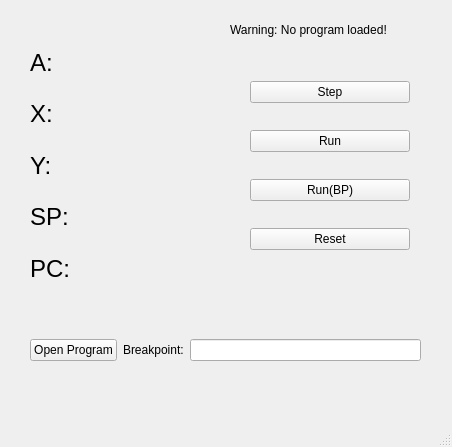
Qt form debugger/mainwindow.ui (felixkorch/Kandidatarbete-LLVMES) before a commit.
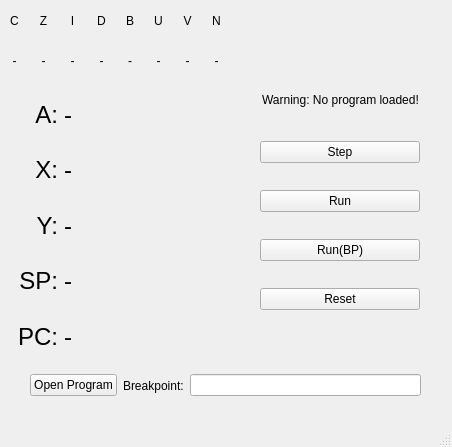
The same form after that commit.

Commit message:
Add flags, and split label from their value
There is now one label for the actual label of the register, and one for
the value of the register.
It's easier to get a well aligned UI this way.

What changed in the file:
```diff
--- a/debugger/mainwindow.ui
+++ b/debugger/mainwindow.ui
@@ -14,83 +14,11 @@
    <string>MainWindow</string>
   </property>
   <widget class="QWidget" name="centralwidget">
-   <widget class="QWidget" name="verticalLayoutWidget">
-    <property name="geometry">
-     <rect>
-      <x>30</x>
-      <y>40</y>
-      <width>161</width>
-      <height>251</height>
-     </rect>
-    </property>
-    <layout class="QVBoxLayout" name="verticalLayout">
-     <item>
-      <widget class="QLabel" name="Label_RegA">
-       <property name="font">
-        <font>
-         <pointsize>18</pointsize>
-        </font>
-       </property>
-       <property name="text">
-        <string>A:</string>
-       </property>
-      </widget>
-     </item>
-     <item>
-      <widget class="QLabel" name="Label_RegX">
-       <property name="font">
-        <font>
-         <pointsize>18</pointsize>
-        </font>
-       </property>
-       <property name="text">
-        <string>X:</string>
-       </property>
-      </widget>
-     </item>
-     <item>
-      <widget class="QLabel" name="Label_RegY">
-       <property name="font">
-        <font>
-         <pointsize>18</pointsize>
-        </font>
-       </property>
-       <property name="text">
-        <string>Y:</string>
-       </property>
-      </widget>
-     </item>
-     <item>
-      <widget class="QLabel" name="Label_RegSP">
-       <property name="font">
-        <font>
-         <pointsize>18</pointsize>
-        </font>
-       </property>
-       <property name="text">
-        <string>SP:</string>
-       </property>
-      </widget>
-     </item>
-     <item>
-      <widget class="QLabel" name="Label_RegPC">
-       <property name="font">
-        <font>
-         <pointsize>18</pointsize>
-        </font>
-       </property>
-       <property name="text">
-        <string>PC:</string>
-       </property>
-      </widget>
-     </item>
-    </layout>
-   </widget>
    <widget class="QWidget" name="verticalLayoutWidget_2">
     <property name="geometry">
      <rect>
-      <x>250</x>
-      <y>60</y>
+      <x>260</x>
+      <y>120</y>
       <width>160</width>
       <height>211</height>
      </rect>
@@ -136,9 +64,9 @@
     <property name="geometry">
      <rect>
       <x>30</x>
-      <y>310</y>
+      <y>370</y>
       <width>391</width>
-      <height>80</height>
+      <height>31</height>
      </rect>
     </property>
     <layout class="QHBoxLayout" name="horizontalLayout">
@@ -167,15 +95,380 @@
    <widget class="QLabel" name="Label_Loaded">
     <property name="geometry">
      <rect>
-      <x>230</x>
-      <y>20</y>
-      <width>191</width>
+      <x>240</x>
+      <y>90</y>
+      <width>201</width>
       <height>20</height>
      </rect>
     </property>
     <property name="text">
      <string>Warning: No program loaded!</string>
     </property>
+    <property name="alignment">
+     <set>Qt::AlignCenter</set>
+    </property>
+   </widget>
+   <widget class="QWidget" name="verticalLayoutWidget_3">
+    <property name="geometry">
+     <rect>
+      <x>0</x>
+      <y>0</y>
+      <width>231</width>
+      <height>81</height>
+     </rect>
+    </property>
+    <layout class="QVBoxLayout" name="verticalLayout_3">
+     <property name="spacing">
+      <number>0</number>
+     </property>
+     <property name="bottomMargin">
+      <number>0</number>
+     </property>
+     <item>
+      <layout class="QHBoxLayout" name="horizontalLayout_2">
+       <property name="spacing">
+        <number>0</number>
+       </property>
+       <item>
+        <widget class="QLabel" name="Label_C">
+         <property name="text">
+          <string>C</string>
+         </property>
+         <property name="alignment">
+          <set>Qt::AlignCenter</set>
+         </property>
+        </widget>
+       </item>
+       <item>
+        <widget class="QLabel" name="Label_Z">
+         <property name="text">
+          <string>Z</string>
+         </property>
+         <property name="alignment">
+          <set>Qt::AlignCenter</set>
+         </property>
+        </widget>
+       </item>
+       <item>
+        <widget class="QLabel" name="Label_I">
+         <property name="text">
+          <string>I</string>
+         </property>
+         <property name="alignment">
+          <set>Qt::AlignCenter</set>
+         </property>
+        </widget>
+       </item>
+       <item>
+        <widget class="QLabel" name="Label_D">
+         <property name="text">
+          <string>D</string>
+         </property>
+         <property name="alignment">
+          <set>Qt::AlignCenter</set>
+         </property>
+        </widget>
+       </item>
+       <item>
+        <widget class="QLabel" name="Label_B">
+         <property name="text">
+          <string>B</string>
+         </property>
+         <property name="alignment">
+          <set>Qt::AlignCenter</set>
+         </property>
+        </widget>
+       </item>
+       <item>
+        <widget class="QLabel" name="Label_U">
+         <property name="text">
+          <string>U</string>
+         </property>
+         <property name="alignment">
+          <set>Qt::AlignCenter</set>
+         </property>
+        </widget>
+       </item>
+       <item>
+        <widget class="QLabel" name="Label_V">
+         <property name="text">
+          <string>V</string>
+         </property>
+         <property name="alignment">
+          <set>Qt::AlignCenter</set>
+         </property>
+        </widget>
+       </item>
+       <item>
+        <widget class="QLabel" name="Label_N">
+         <property name="text">
+          <string>N</string>
+         </property>
+         <property name="textFormat">
+          <enum>Qt::AutoText</enum>
+         </property>
+         <property name="alignment">
+          <set>Qt::AlignCenter</set>
+         </property>
+        </widget>
+       </item>
+      </layout>
+     </item>
+     <item>
+      <layout class="QHBoxLayout" name="horizontalLayout_3">
+       <property name="spacing">
+        <number>0</number>
+       </property>
+       <item>
+        <widget class="QLabel" name="Label_Value_C">
+         <property name="text">
+          <string>-</string>
+         </property>
+         <property name="alignment">
+          <set>Qt::AlignCenter</set>
+         </property>
+        </widget>
+       </item>
+       <item>
+        <widget class="QLabel" name="Label_Value_Z">
+         <property name="text">
+          <string>-</string>
+         </property>
+         <property name="alignment">
+          <set>Qt::AlignCenter</set>
+         </property>
+        </widget>
+       </item>
+       <item>
+        <widget class="QLabel" name="Label_Value_I">
+         <property name="text">
+          <string>-</string>
+         </property>
+         <property name="alignment">
+          <set>Qt::AlignCenter</set>
+         </property>
+        </widget>
+       </item>
+       <item>
+        <widget class="QLabel" name="Label_Value_D">
+         <property name="text">
+          <string>-</string>
+         </property>
+         <property name="alignment">
+          <set>Qt::AlignCenter</set>
+         </property>
+        </widget>
+       </item>
+       <item>
+        <widget class="QLabel" name="Label_Value_B">
+         <property name="text">
+          <string>-</string>
+         </property>
+         <property name="alignment">
+          <set>Qt::AlignCenter</set>
+         </property>
+        </widget>
+       </item>
+       <item>
+        <widget class="QLabel" name="Label_Value_U">
+         <property name="text">
+          <string>-</string>
+         </property>
+         <property name="alignment">
+          <set>Qt::AlignCenter</set>
+         </property>
+        </widget>
+       </item>
+       <item>
+        <widget class="QLabel" name="Label_Value_V">
+         <property name="text">
+          <string>-</string>
+         </property>
+         <property name="alignment">
+          <set>Qt::AlignCenter</set>
+         </property>
+        </widget>
+       </item>
+       <item>
+        <widget class="QLabel" name="Label_Value_N">
+         <property name="text">
+          <string>-</string>
+         </property>
+         <property name="alignment">
+          <set>Qt::AlignCenter</set>
+         </property>
+        </widget>
+       </item>
+      </layout>
+     </item>
+    </layout>
+   </widget>
+   <widget class="QWidget" name="horizontalLayoutWidget_4">
+    <property name="geometry">
+     <rect>
+      <x>0</x>
+      <y>90</y>
+      <width>121</width>
+      <height>271</height>
+     </rect>
+    </property>
+    <layout class="QHBoxLayout" name="horizontalLayout_4">
+     <property name="spacing">
+      <number>6</number>
+     </property>
+     <property name="rightMargin">
+      <number>0</number>
+     </property>
+     <item>
+      <layout class="QVBoxLayout" name="verticalLayout">
+       <property name="spacing">
+        <number>6</number>
+       </property>
+       <item>
+        <widget class="QLabel" name="Label_RegA">
+         <property name="font">
+          <font>
+           <pointsize>18</pointsize>
+          </font>
+         </property>
+         <property name="text">
+          <string>A:</string>
+         </property>
+         <property name="alignment">
+          <set>Qt::AlignRight|Qt::AlignTrailing|Qt::AlignVCenter</set>
+         </property>
+        </widget>
+       </item>
+       <item>
+        <widget class="QLabel" name="Label_RegX">
+         <property name="font">
+          <font>
+           <pointsize>18</pointsize>
+          </font>
+         </property>
+         <property name="text">
+          <string>X:</string>
+         </property>
+         <property name="alignment">
+          <set>Qt::AlignRight|Qt::AlignTrailing|Qt::AlignVCenter</set>
+         </property>
+        </widget>
+       </item>
+       <item>
+        <widget class="QLabel" name="Label_RegY">
+         <property name="font">
+          <font>
+           <pointsize>18</pointsize>
+          </font>
+         </property>
+         <property name="text">
+          <string>Y:</string>
+         </property>
+         <property name="alignment">
+          <set>Qt::AlignRight|Qt::AlignTrailing|Qt::AlignVCenter</set>
+         </property>
+        </widget>
+       </item>
+       <item>
+        <widget class="QLabel" name="Label_RegSP">
+         <property name="font">
+          <font>
+           <pointsize>18</pointsize>
+          </font>
+         </property>
+         <property name="text">
+          <string>SP:</string>
+         </property>
+         <property name="alignment">
+          <set>Qt::AlignRight|Qt::AlignTrailing|Qt::AlignVCenter</set>
+         </property>
+        </widget>
+       </item>
+       <item>
+        <widget class="QLabel" name="Label_RegPC">
+         <property name="font">
+          <font>
+           <pointsize>18</pointsize>
+          </font>
+         </property>
+         <property name="text">
+          <string>PC:</string>
+         </property>
+         <property name="alignment">
+          <set>Qt::AlignRight|Qt::AlignTrailing|Qt::AlignVCenter</set>
+         </property>
+        </widget>
+       </item>
+      </layout>
+     </item>
+     <item>
+      <layout class="QVBoxLayout" name="verticalLayout_4">
+       <property name="spacing">
+        <number>6</number>
+       </property>
+       <item>
+        <widget class="QLabel" name="Label_Value_RegA">
+         <property name="font">
+          <font>
+           <pointsize>18</pointsize>
+          </font>
+         </property>
+         <property name="text">
+          <string>-</string>
+         </property>
+        </widget>
+       </item>
+       <item>
+        <widget class="QLabel" name="Label_Value_RegX">
+         <property name="font">
+          <font>
+           <pointsize>18</pointsize>
+          </font>
+         </property>
+         <property name="text">
+          <string>-</string>
+         </property>
+        </widget>
+       </item>
+       <item>
+        <widget class="QLabel" name="Label_Value_RegY">
+         <property name="font">
+          <font>
+           <pointsize>18</pointsize>
+          </font>
+         </property>
+         <property name="text">
+          <string>-</string>
+         </property>
+        </widget>
+       </item>
+       <item>
+        <widget class="QLabel" name="Label_Value_RegSP">
+         <property name="font">
+          <font>
+           <pointsize>18</pointsize>
+          </font>
+         </property>
+         <property name="text">
+          <string>-</string>
+         </property>
+        </widget>
+       </item>
+       <item>
+        <widget class="QLabel" name="Label_Value_RegPC">
+         <property name="font">
+          <font>
+           <pointsize>18</pointsize>
+          </font>
+         </property>
+         <property name="text">
+          <string>-</string>
+         </property>
+        </widget>
+       </item>
+      </layout>
+     </item>
+    </layout>
    </widget>
   </widget>
   <widget class="QMenuBar" name="menubar">
```
The commit also changes 2 other files.
